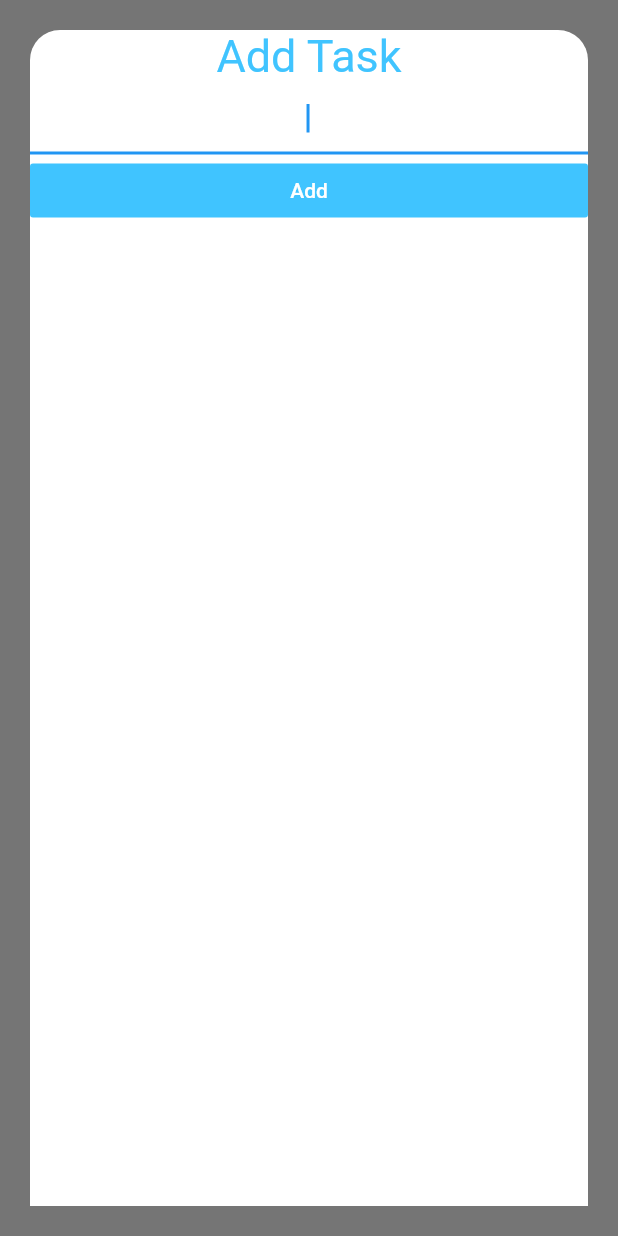
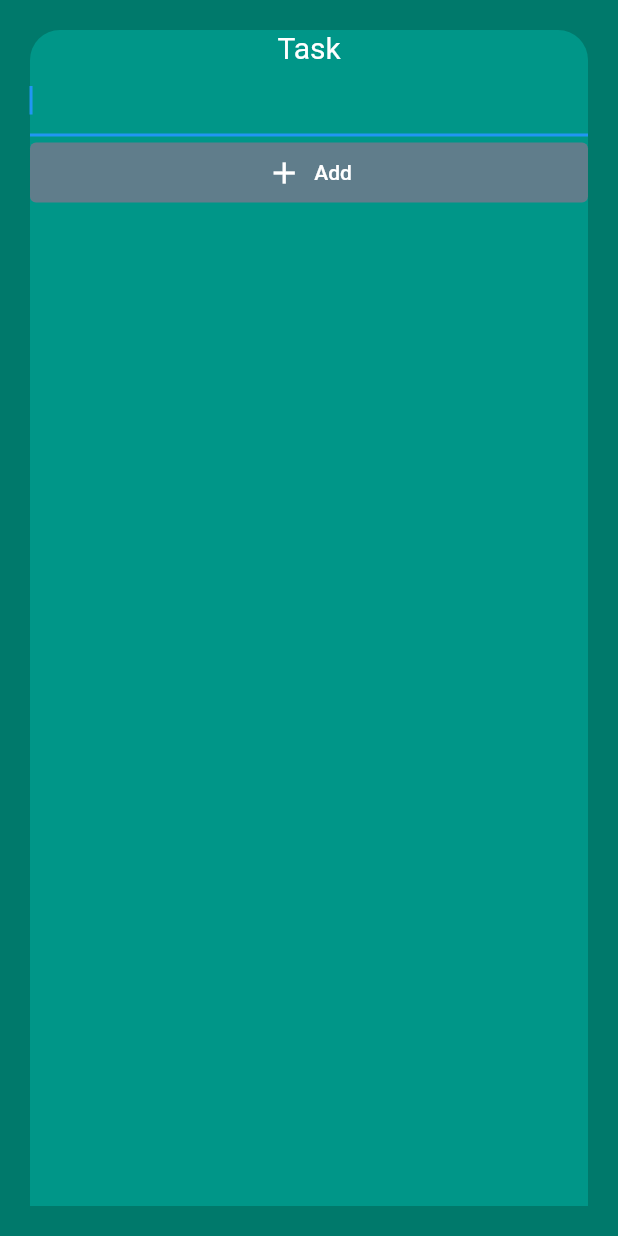
Before and after one commit to sjp07/todo, a Flutter app: the AddTaskScreen widget shown alone on an empty page, opened directly, on a phone screen of 412 x 824 dp. Run offline on Flutter 3.47's test engine with Material 2 defaults, Android fonts, the phone set to English and light mode, and no system bars.

Commit message:
color and scroll changes

```diff
--- /dev/null
+++ b/lib/assets/tasks.txt
@@ -0,0 +1,2 @@
+testing 1
+testing 1
--- a/lib/main.dart
+++ b/lib/main.dart
@@ -2,6 +2,8 @@ import 'package:flutter/material.dart';
 import 'package:todoey_flutter/screens/tasks_screen.dart';
 import 'package:provider/provider.dart';
 import 'package:todoey_flutter/models/task_data.dart';
+import 'dart:async';
+import 'dart:io';
 
 void main() => runApp(MyApp());
 
@@ -11,6 +13,7 @@ class MyApp extends StatelessWidget {
     return ChangeNotifierProvider(
       create: (context) => TaskData(),
       child: MaterialApp(
+        title: 'ToDo Flutter',
         home: TasksScreen(),
       ),
     );
--- a/lib/screens/add_task_screen.dart
+++ b/lib/screens/add_task_screen.dart
@@ -10,10 +10,10 @@ class AddTaskScreen extends StatelessWidget {
 
     return Container(
       padding: EdgeInsets.all(20.0),
-      color: Color(0xff757575),
+      color: Color(0xff00796B),
       child: Container(
         decoration: BoxDecoration(
-          color: Colors.white,
+          color: Color(0xff009688),
           borderRadius: BorderRadius.only(
             topLeft: Radius.circular(20.0),
             topRight: Radius.circular(20.0),
@@ -22,33 +22,38 @@ class AddTaskScreen extends StatelessWidget {
         child: Column(
           crossAxisAlignment: CrossAxisAlignment.stretch,
           children: [
-            Text(
-              'Add Task',
-              textAlign: TextAlign.center,
-              style: TextStyle(
-                fontSize: 30.0,
-                color: Colors.lightBlueAccent,
+            Center(
+              child: Text(
+                'Task',
+                textAlign: TextAlign.center,
+                style: TextStyle(
+                  fontSize: 20.0,
+                  color: Colors.white,
+                ),
               ),
             ),
             TextField(
               autofocus: true,
-              textAlign: TextAlign.center,
+              style: TextStyle(color: Colors.white),
+              textAlign: TextAlign.left,
               onChanged: (newText) {
                 newTaskTitle = newText;
               },
             ),
-            FlatButton(
-              child: Text(
-                'Add',
-                style: TextStyle(
-                  color: Colors.white,
-                ),
+            TextButton.icon(
+              icon: Icon(Icons.add),
+              label: Text('Add'),
+              style: TextButton.styleFrom(
+                primary: Colors.white,
+                backgroundColor: Color(0xff607D8B),
+                // minimumSize: Size(100, 50),
               ),
-              color: Colors.lightBlueAccent,
               onPressed: () {
-                Provider.of<TaskData>(context, listen: false)
-                    .addTask(newTaskTitle);
-                Navigator.pop(context);
+                if (newTaskTitle.isNotEmpty) {
+                  Provider.of<TaskData>(context, listen: false)
+                      .addTask(newTaskTitle);
+                  Navigator.pop(context);
+                }
               },
             ),
           ],
--- a/pubspec.yaml
+++ b/pubspec.yaml
@@ -48,7 +48,8 @@ flutter:
   uses-material-design: true
 
   # To add assets to your application, add an assets section, like this:
-  # assets:
+assets:
+  - assets/tasks.txt
   #   - images/a_dot_burr.jpeg
   #   - images/a_dot_ham.jpeg
 
```
Also changed, not shown: lib/screens/tasks_screen.dart (+8 -7 lines), lib/widgets/task_tile.dart (+9 -3 lines), pubspec.lock.
